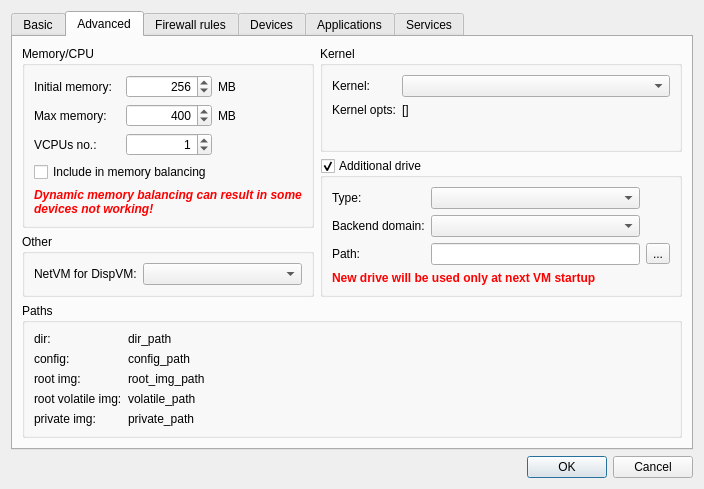
The window that ui/settingsdlg.ui (QubesOS/qubes-manager) describes before a commit, drawn with Qt 5.
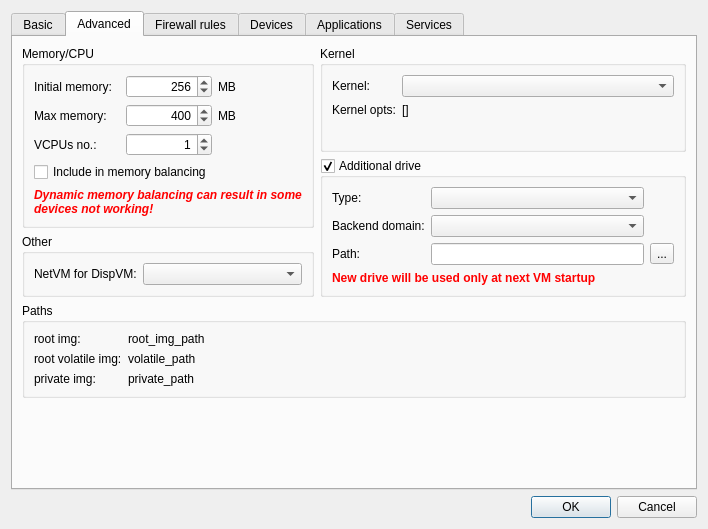
The same window after the commit. The open tabs and pages were chosen to show the change. Icons and pictures are not drawn.

Commit message: settings: dir_path, config_path

Diff of the .ui file:
```diff
--- a/ui/settingsdlg.ui
+++ b/ui/settingsdlg.ui
@@ -6,8 +6,8 @@
    <rect>
     <x>0</x>
     <y>0</y>
-    <width>704</width>
-    <height>485</height>
+    <width>708</width>
+    <height>529</height>
    </rect>
   </property>
   <property name="windowTitle">
@@ -541,81 +541,41 @@
              <enum>QFormLayout::AllNonFixedFieldsGrow</enum>
             </property>
             <item row="0" column="0">
-             <widget class="QLabel" name="label_21">
-              <property name="text">
-               <string>dir:</string>
-              </property>
-             </widget>
-            </item>
-            <item row="0" column="1">
-             <widget class="QLabel" name="dir_path">
-              <property name="font">
-               <font>
-                <weight>50</weight>
-                <bold>false</bold>
-               </font>
-              </property>
-              <property name="text">
-               <string>dir_path</string>
-              </property>
-             </widget>
-            </item>
-            <item row="1" column="0">
-             <widget class="QLabel" name="label_22">
-              <property name="text">
-               <string>config:</string>
-              </property>
-             </widget>
-            </item>
-            <item row="1" column="1">
-             <widget class="QLabel" name="config_path">
-              <property name="font">
-               <font>
-                <weight>50</weight>
-                <bold>false</bold>
-               </font>
-              </property>
-              <property name="text">
-               <string>config_path</string>
-              </property>
-             </widget>
-            </item>
-            <item row="2" column="0">
              <widget class="QLabel" name="label_23">
               <property name="text">
                <string>root img:</string>
               </property>
              </widget>
             </item>
-            <item row="2" column="1">
+            <item row="0" column="1">
              <widget class="QLabel" name="root_img_path">
               <property name="text">
                <string>root_img_path</string>
               </property>
              </widget>
             </item>
-            <item row="3" column="0">
+            <item row="1" column="0">
              <widget class="QLabel" name="label_24">
               <property name="text">
                <string>root volatile img:</string>
               </property>
              </widget>
             </item>
-            <item row="3" column="1">
+            <item row="1" column="1">
              <widget class="QLabel" name="volatile_img_path">
               <property name="text">
                <string>volatile_path</string>
               </property>
              </widget>
             </item>
-            <item row="4" column="0">
+            <item row="2" column="0">
              <widget class="QLabel" name="label_25">
               <property name="text">
                <string>private img:</string>
               </property>
              </widget>
             </item>
-            <item row="4" column="1">
+            <item row="2" column="1">
              <widget class="QLabel" name="private_img_path">
               <property name="text">
                <string>private_path</string>
```
Left out of the diff: 2 changed lines with no effect on the pictures. The commit also changes 1 other file.
